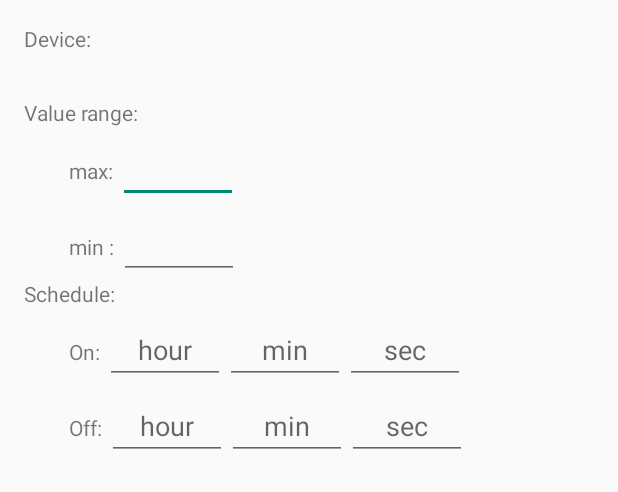
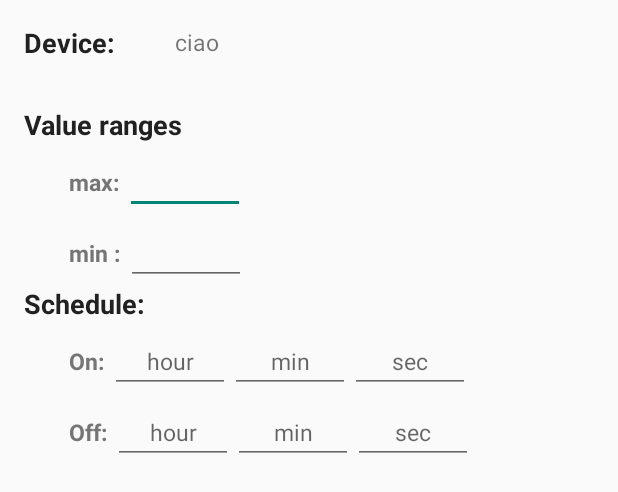
Before and after one commit to djolez/SEEDS, an Android app: the layout settings_dialog.xml on its own in the app's theme, with its tools: preview values and no code run, on a phone screen of 412 x 824 dp. Shown: the top 492 px of the screen. Run offline under Robolectric (Android 15) with nearby library versions, the light colour scheme and no system bars.

```diff
--- a/android/app/src/main/AndroidManifest.xml
+++ b/android/app/src/main/AndroidManifest.xml
@@ -3,6 +3,7 @@
     package="com.example.djordje.seeds">
 
     <uses-permission android:name="android.permission.INTERNET" />
+    <uses-permission android:name="android.permission.ACCESS_NETWORK_STATE" />
 
     <application
         android:allowBackup="true"
@@ -14,6 +15,7 @@
         <activity
             android:name=".MainActivity"
             android:label="@string/app_name"
+            android:launchMode="singleTop"
             android:theme="@style/AppTheme.NoActionBar">
             <intent-filter>
                 <action android:name="android.intent.action.MAIN" />
--- a/android/app/src/main/res/layout/settings_dialog.xml
+++ b/android/app/src/main/res/layout/settings_dialog.xml
@@ -23,18 +23,19 @@
                 android:layout_width="wrap_content"
                 android:layout_gravity="center"
                 android:layout_height="wrap_content"
+                android:textColor="@color/textColorPrimary"
+                android:textSize="18sp"
+                android:textStyle="bold"
                 android:text="Device: "/>
             <TextView
                 android:id="@+id/device_settings_name_dialog"
                 android:layout_width="100dp"
                 android:layout_gravity="center"
+                android:textSize="15sp"
+                android:text="ciao"
                 android:textAlignment="center"
                 android:layout_height="wrap_content"/>
-
-
-
         </LinearLayout>
-
 
         <LinearLayout
             android:layout_width="match_parent"
@@ -45,7 +46,10 @@
             <TextView
                 android:layout_width="wrap_content"
                 android:layout_height="wrap_content"
-                android:text="Value range: "/>
+                android:textSize="18sp"
+                android:textStyle="bold"
+                android:textColor="@color/textColorPrimary"
+                android:text="Value ranges "/>
             <LinearLayout
                 android:layout_width="match_parent"
                 android:layout_height="wrap_content"
@@ -55,10 +59,14 @@
                 <TextView
                     android:layout_width="wrap_content"
                     android:layout_height="wrap_content"
+                    android:textSize="15sp"
+                    android:textStyle="bold"
+                    android:textColor="@color/textColorSecondary"
                     android:text="max: "/>
                 <EditText
                     android:id="@+id/value_range_max_dialog"
                     android:layout_width="80dp"
+                    android:textSize="15sp"
                     android:layout_height="wrap_content"/>
             </LinearLayout>
             <LinearLayout
@@ -70,15 +78,22 @@
                 <TextView
                     android:layout_width="wrap_content"
                     android:layout_height="wrap_content"
+                    android:textSize="15sp"
+                    android:textStyle="bold"
+                    android:textColor="@color/textColorSecondary"
                     android:text="min : "/>
                 <EditText
                     android:layout_width="80dp"
+                    android:textSize="15sp"
                     android:id="@+id/value_range_min_dialog"
                     android:layout_height="wrap_content"/>
             </LinearLayout>
             <TextView
                 android:layout_width="wrap_content"
                 android:layout_height="wrap_content"
+                android:textSize="18sp"
+                android:textStyle="bold"
+                android:textColor="@color/textColorPrimary"
                 android:text="Schedule: "/>
             <LinearLayout
                 android:layout_width="match_parent"
@@ -90,6 +105,9 @@
                 <TextView
                     android:layout_width="wrap_content"
                     android:layout_height="wrap_content"
+                    android:textSize="15sp"
+                    android:textStyle="bold"
+                    android:textColor="@color/textColorSecondary"
                     android:text="On: "/>
                 <EditText
                     android:id="@+id/schedule_on_hour_dialog"
@@ -98,12 +116,14 @@
                     android:maxLength="2"
                     android:layout_height="wrap_content"
                     android:inputType="textNoSuggestions"
+                    android:textSize="15sp"
                     android:hint="hour"/>
                 <EditText
                     android:id="@+id/schedule_on_minute_dialog"
                     android:layout_width="80dp"
                     android:textAlignment="center"
                     android:maxLength="2"
+                    android:textSize="15sp"
                     android:layout_height="wrap_content"
                     android:hint="min"/>
                 <EditText
@@ -111,6 +131,7 @@
                     android:layout_width="80dp"
                     android:textAlignment="center"
                     android:maxLength="2"
+                    android:textSize="15sp"
                     android:layout_height="wrap_content"
                     android:hint="sec"/>
             </LinearLayout>
@@ -123,12 +144,16 @@
                 <TextView
                     android:layout_width="wrap_content"
                     android:layout_height="wrap_content"
+                    android:textSize="15sp"
+                    android:textStyle="bold"
+                    android:textColor="@color/textColorSecondary"
                     android:text="Off: "/>
                 <EditText
                     android:id="@+id/schedule_off_hour_dialog"
                     android:layout_width="80dp"
                     android:textAlignment="center"
                     android:maxLength="2"
+                    android:textSize="15sp"
                     android:layout_height="wrap_content"
                     android:hint="hour"/>
                 <EditText
@@ -136,6 +161,7 @@
                     android:layout_width="80dp"
                     android:textAlignment="center"
                     android:maxLength="2"
+                    android:textSize="15sp"
                     android:layout_height="wrap_content"
                     android:hint="min"/>
                 <EditText
@@ -143,6 +169,7 @@
                     android:layout_width="80dp"
                     android:textAlignment="center"
                     android:maxLength="2"
+                    android:textSize="15sp"
                     android:layout_height="wrap_content"
                     android:hint="sec"/>
             </LinearLayout>
```
Also changed, not shown: android/app/src/main/java/com/example/djordje/seeds/device/DeviceSettingsAdapter.java (+19 -16 lines).
